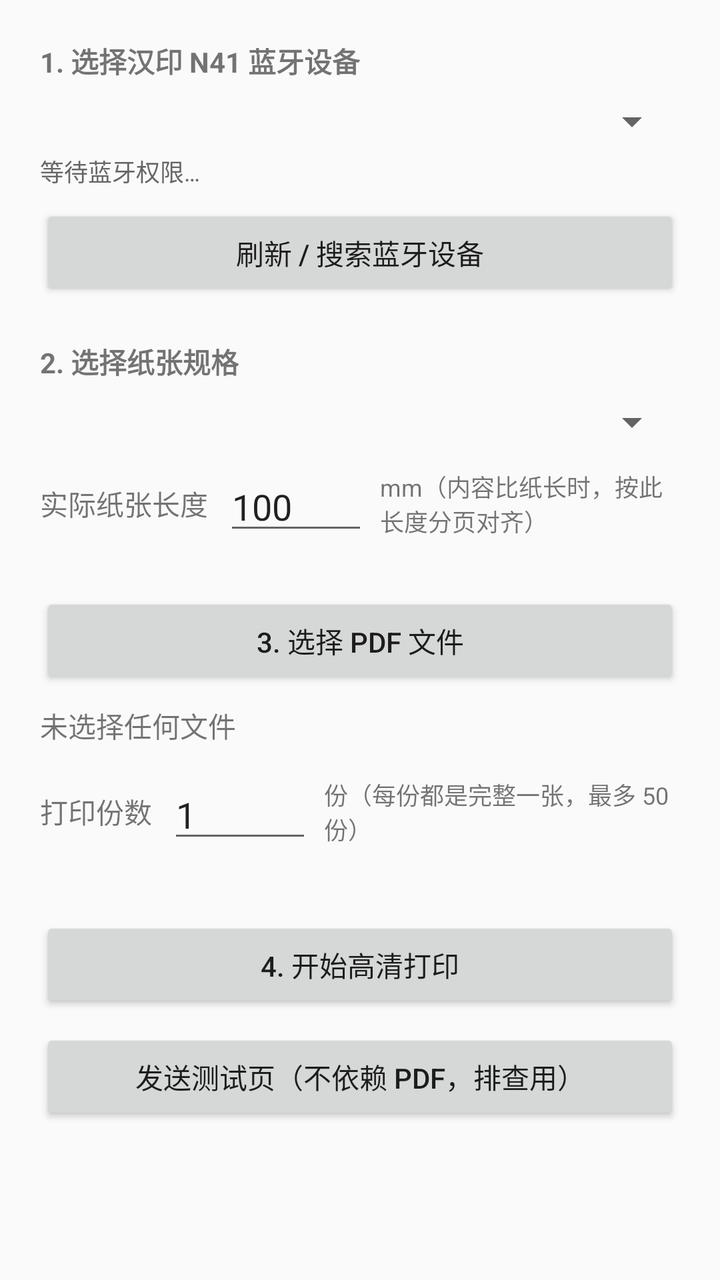
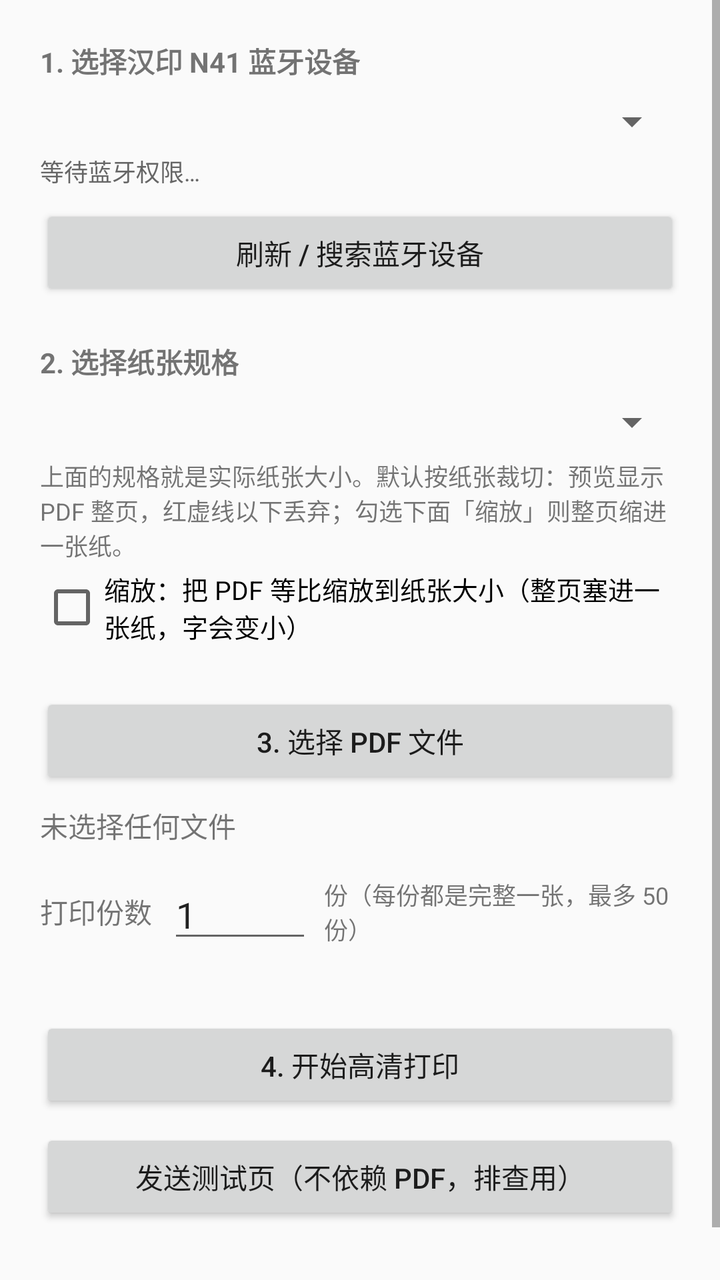

An Android layout rendered at two revisions. The XML below is the earlier revision; the diff shows what the commit changed to produce the second picture.
<!-- AndroidManifest.xml: application theme Theme.BtPrint -->
<!-- res/layout/activity_main.xml -->
<?xml version="1.0" encoding="utf-8"?>
<ScrollView xmlns:android="http://schemas.android.com/apk/res/android"
    android:layout_width="match_parent"
    android:layout_height="match_parent"
    android:fillViewport="true">

    <LinearLayout
        android:layout_width="match_parent"
        android:layout_height="wrap_content"
        android:orientation="vertical"
        android:padding="20dp">

    <TextView
        android:layout_width="wrap_content"
        android:layout_height="wrap_content"
        android:text="1. 选择汉印 N41 蓝牙设备"
        android:textStyle="bold" />

    <Spinner
        android:id="@+id/spinnerDevices"
        android:layout_width="match_parent"
        android:layout_height="wrap_content"
        android:layout_marginTop="8dp" />

    <TextView
        android:id="@+id/tvBtState"
        android:layout_width="match_parent"
        android:layout_height="wrap_content"
        android:layout_marginTop="4dp"
        android:textColor="#666666"
        android:textSize="12sp"
        android:text="等待蓝牙权限…" />

    <Button
        android:id="@+id/btnRefreshDevices"
        android:layout_width="match_parent"
        android:layout_height="wrap_content"
        android:layout_marginTop="8dp"
        android:text="刷新 / 搜索蓝牙设备" />

    <TextView
        android:layout_width="wrap_content"
        android:layout_height="wrap_content"
        android:layout_marginTop="20dp"
        android:text="2. 选择纸张规格"
        android:textStyle="bold" />

    <Spinner
        android:id="@+id/spinnerLabelSize"
        android:layout_width="match_parent"
        android:layout_height="wrap_content"
        android:layout_marginTop="8dp" />

    <LinearLayout
        android:layout_width="match_parent"
        android:layout_height="wrap_content"
        android:layout_marginTop="8dp"
        android:gravity="center_vertical"
        android:orientation="horizontal">

        <TextView
            android:layout_width="wrap_content"
            android:layout_height="wrap_content"
            android:text="实际纸张长度" />

        <EditText
            android:id="@+id/etPaperLength"
            android:layout_width="72dp"
            android:layout_height="wrap_content"
            android:layout_marginStart="8dp"
            android:importantForAutofill="no"
            android:inputType="number"
            android:text="100" />

        <TextView
            android:layout_width="wrap_content"
            android:layout_height="wrap_content"
            android:layout_marginStart="6dp"
            android:text="mm（内容比纸长时，按此长度分页对齐）"
            android:textSize="12sp" />
    </LinearLayout>

    <Button
        android:id="@+id/btnSelectPdf"
        android:layout_width="match_parent"
        android:layout_height="wrap_content"
        android:layout_marginTop="24dp"
        android:text="3. 选择 PDF 文件" />

    <TextView
        android:id="@+id/tvPdfStatus"
        android:layout_width="match_parent"
        android:layout_height="wrap_content"
        android:layout_marginTop="8dp"
        android:text="未选择任何文件" />

    <TextView
        android:id="@+id/tvPreviewLabel"
        android:layout_width="match_parent"
        android:layout_height="wrap_content"
        android:layout_marginTop="16dp"
        android:text="实际打印点阵预览（第一页）"
        android:textStyle="bold"
        android:visibility="gone" />

    <ImageView
        android:id="@+id/ivPrintPreview"
        android:layout_width="match_parent"
        android:layout_height="wrap_content"
        android:layout_marginTop="8dp"
        android:adjustViewBounds="true"
        android:background="#E0E0E0"
        android:contentDescription="PDF 第一页打印预览"
        android:scaleType="fitCenter"
        android:visibility="gone" />

    <LinearLayout
        android:layout_width="match_parent"
        android:layout_height="wrap_content"
        android:layout_marginTop="12dp"
        android:gravity="center_vertical"
        android:orientation="horizontal">

        <TextView
            android:layout_width="wrap_content"
            android:layout_height="wrap_content"
            android:text="打印份数" />

        <EditText
            android:id="@+id/etCopies"
            android:layout_width="72dp"
            android:layout_height="wrap_content"
            android:layout_marginStart="8dp"
            android:importantForAutofill="no"
            android:inputType="number"
            android:maxLength="2"
            android:text="1" />

        <TextView
            android:layout_width="wrap_content"
            android:layout_height="wrap_content"
            android:layout_marginStart="6dp"
            android:text="份（每份都是完整一张，最多 50 份）"
            android:textSize="12sp" />
    </LinearLayout>

    <Button
        android:id="@+id/btnPrint"
        android:layout_width="match_parent"
        android:layout_height="wrap_content"
        android:layout_marginTop="32dp"
        android:text="4. 开始高清打印" />

    <Button
        android:id="@+id/btnTestPrint"
        android:layout_width="match_parent"
        android:layout_height="wrap_content"
        android:layout_marginTop="8dp"
        android:text="发送测试页（不依赖 PDF，排查用）" />

    <TextView
        android:id="@+id/tvLog"
        android:layout_width="match_parent"
        android:layout_height="wrap_content"
        android:layout_marginTop="16dp"
        android:textColor="#666666" />
    </LinearLayout>
</ScrollView>
<!-- resources referenced by this layout -->
<resources>
  <style name="Theme.BtPrint" parent="Theme.AppCompat.DayNight.NoActionBar" />
</resources>

<!-- the commit's change to res/layout/activity_main.xml (unified diff, before → after) -->
@@ -51,34 +51,21 @@
         android:layout_height="wrap_content"
         android:layout_marginTop="8dp" />
 
-    <LinearLayout
+    <TextView
         android:layout_width="match_parent"
         android:layout_height="wrap_content"
-        android:layout_marginTop="8dp"
-        android:gravity="center_vertical"
-        android:orientation="horizontal">
+        android:layout_marginTop="6dp"
+        android:text="上面的规格就是实际纸张大小。默认按纸张裁切：预览显示 PDF 整页，红虚线以下丢弃；勾选下面「缩放」则整页缩进一张纸。"
+        android:textSize="12sp" />
 
-        <TextView
-            android:layout_width="wrap_content"
-            android:layout_height="wrap_content"
-            android:text="实际纸张长度" />
-
-        <EditText
-            android:id="@+id/etPaperLength"
-            android:layout_width="72dp"
-            android:layout_height="wrap_content"
-            android:layout_marginStart="8dp"
-            android:importantForAutofill="no"
-            android:inputType="number"
-            android:text="100" />
-
-        <TextView
-            android:layout_width="wrap_content"
-            android:layout_height="wrap_content"
-            android:layout_marginStart="6dp"
-            android:text="mm（内容比纸长时，按此长度分页对齐）"
-            android:textSize="12sp" />
-    </LinearLayout>
+    <CheckBox
+        android:id="@+id/cbScaleToPaper"
+        android:layout_width="match_parent"
+        android:layout_height="wrap_content"
+        android:layout_marginTop="4dp"
+        android:checked="false"
+        android:text="缩放：把 PDF 等比缩放到纸张大小（整页塞进一张纸，字会变小）"
+        android:textSize="13sp" />
 
     <Button
         android:id="@+id/btnSelectPdf"
